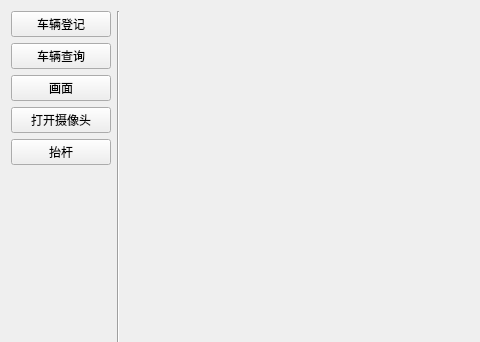
This is widget.ui in renyuehe/c-qt-python-ParkSystem as Qt 5 draws it before an edit; both pictures show x 0 to 480 and y 0 to 342 of the 881 by 657 pixel window. The edited form follows.
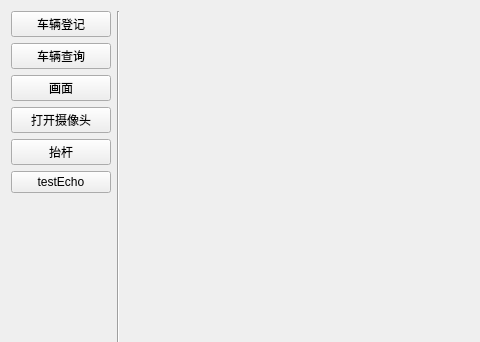
This is the edited form.

What changed in the file:
```diff
--- a/widget.ui
+++ b/widget.ui
@@ -100,6 +100,13 @@
          </property>
         </widget>
        </item>
+       <item row="5" column="0">
+        <widget class="QPushButton" name="pushButton_testEcho">
+         <property name="text">
+          <string>testEcho</string>
+         </property>
+        </widget>
+       </item>
       </layout>
      </item>
      <item row="0" column="2">
```
